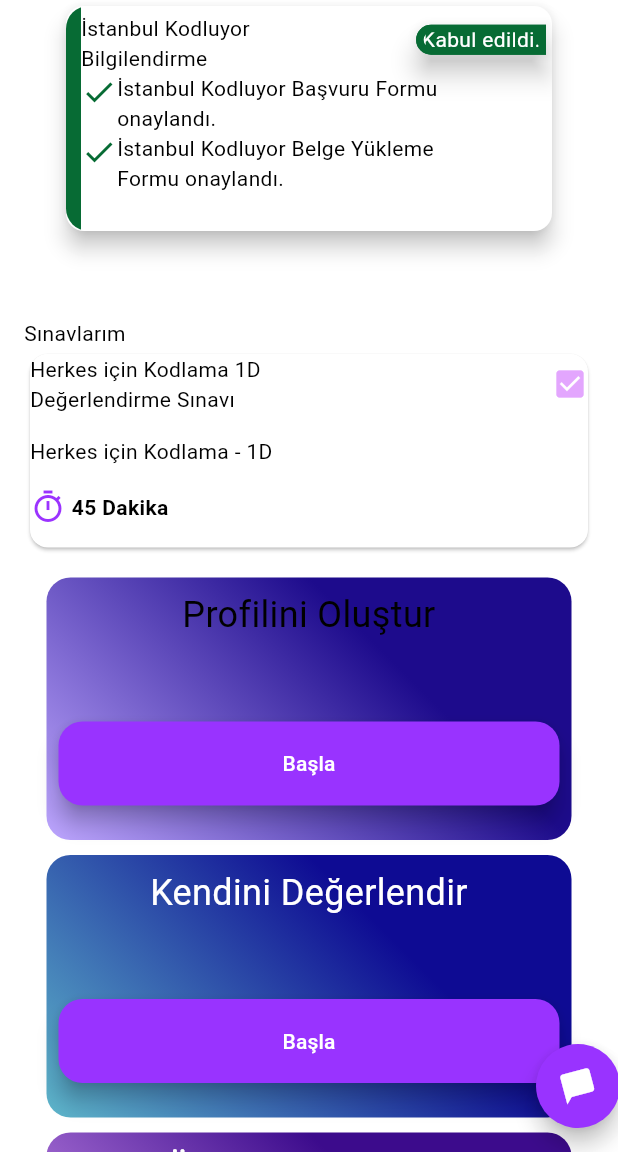
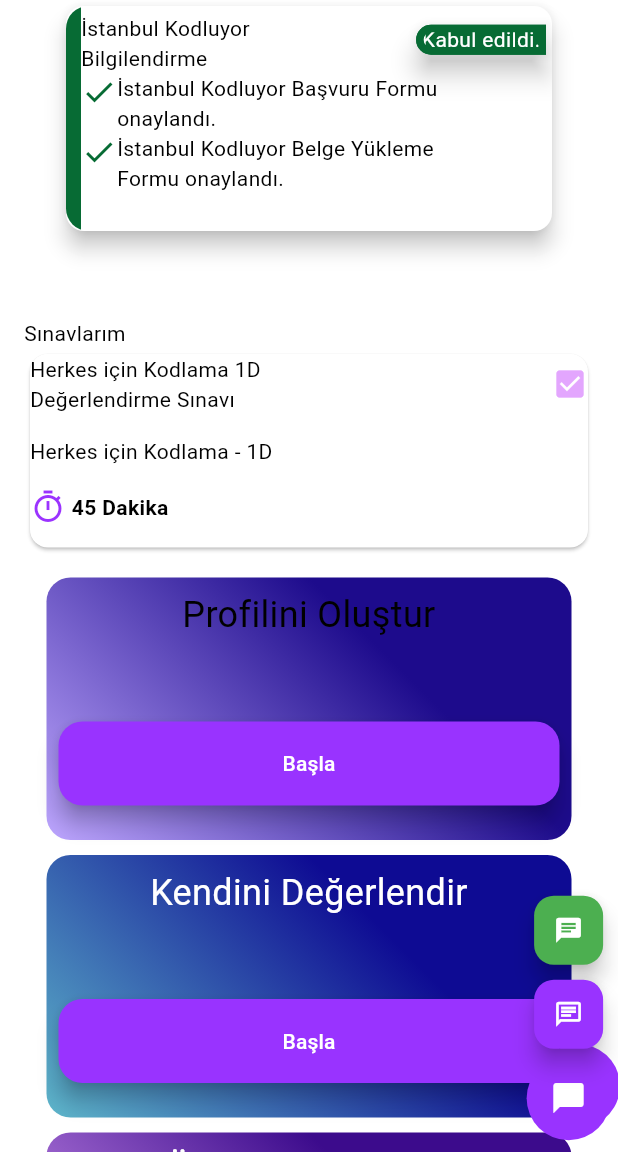
Before and after one commit to berkeercin/tobetomobileapp, a Flutter app: the HomeScreen screen opened directly, scrolled down 576 dp, after a tap on the "chat bubble" icon, on a phone screen of 412 x 824 dp, the part 84-1236 px from its top. Run offline on Flutter 3.47's test engine with Material 3 defaults, Android fonts, the phone set to English and light mode, and no system bars; drawn by our look-alikes of flutter_speed_dial; our stand-ins replace flutter_riverpod.

Commit message:
ui tasarımları güncellendi

```diff
--- a/lib/widgets/swing.dart
+++ b/lib/widgets/swing.dart
@@ -1,4 +1,5 @@
 import 'package:flutter/material.dart';
+import 'package:flutter_speed_dial/flutter_speed_dial.dart';
 import 'package:tobetomobileapp/constants/tobeto_colors.dart';
 
 class Swing extends StatefulWidget {
@@ -61,12 +62,37 @@
   @override
   Widget build(BuildContext context) {
     return Swing(
-        button: FloatingActionButton(
+        button: SpeedDial(
       shape: CircleBorder(),
       backgroundColor: TobetoColor().boxButton,
       foregroundColor: Colors.white,
-      onPressed: () {},
+      elevation: 0,
+      overlayOpacity: 0,
+      childPadding: EdgeInsets.all(8),
       child: Icon(Icons.chat_bubble_rounded),
+      children: [
+        SpeedDialChild(
+          backgroundColor: TobetoColor().boxButton,
+          child: Icon(
+            Icons.chat_outlined,
+            color: Colors.white,
+          ),
+          onTap: () {},
+        ),
+        SpeedDialChild(
+            child: Icon(
+              Icons.chat,
+              color: Colors.white,
+            ),
+            backgroundColor: Colors.green)
+      ],
     ));
   }
 }
+//  FloatingActionButton(
+//       shape: CircleBorder(),
+//       backgroundColor: TobetoColor().boxButton,
+//       foregroundColor: Colors.white,
+//       onPressed: () {},
+//       child: Icon(Icons.chat_bubble_rounded),
+//     )
```
